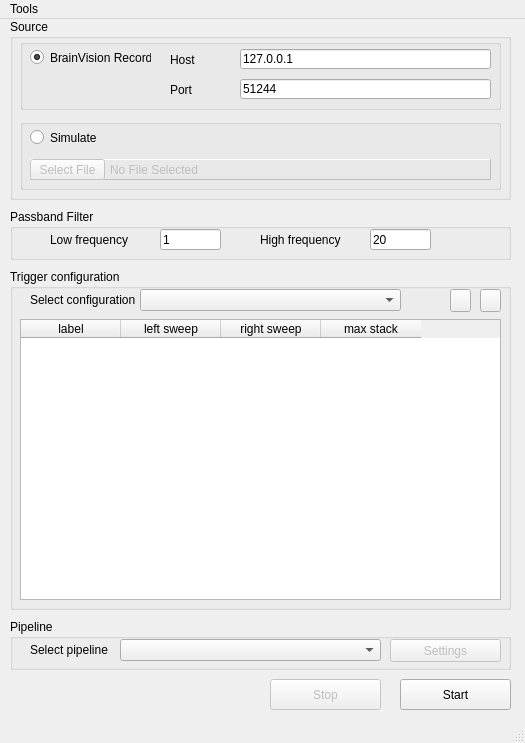
Above: pybart/ui_configpanel.ui from felixcapuano/pybart before the change. Below: the same form after it.
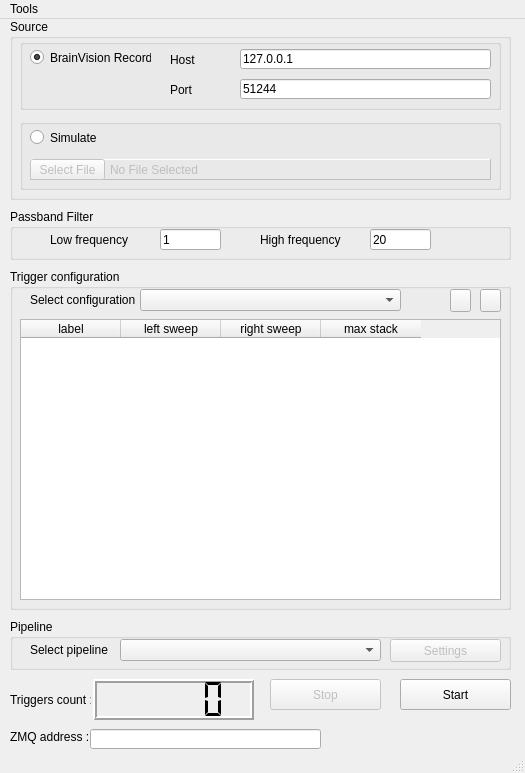
That is the form after the change. Icons and pictures are not drawn.

Patch:
```diff
--- a/pybart/ui_configpanel.ui
+++ b/pybart/ui_configpanel.ui
@@ -10,7 +10,7 @@
     <x>0</x>
     <y>0</y>
     <width>525</width>
-    <height>743</height>
+    <height>773</height>
    </rect>
   </property>
   <property name="minimumSize">
@@ -467,6 +467,73 @@
      </property>
     </widget>
    </widget>
+   <widget class="QLCDNumber" name="lcd_triggers_count">
+    <property name="geometry">
+     <rect>
+      <x>93</x>
+      <y>660</y>
+      <width>161</width>
+      <height>41</height>
+     </rect>
+    </property>
+    <property name="frameShape">
+     <enum>QFrame::Box</enum>
+    </property>
+    <property name="lineWidth">
+     <number>2</number>
+    </property>
+    <property name="midLineWidth">
+     <number>0</number>
+    </property>
+    <property name="segmentStyle">
+     <enum>QLCDNumber::Flat</enum>
+    </property>
+   </widget>
+   <widget class="QLabel" name="label_3">
+    <property name="geometry">
+     <rect>
+      <x>10</x>
+      <y>671</y>
+      <width>81</width>
+      <height>20</height>
+     </rect>
+    </property>
+    <property name="text">
+     <string>Triggers count :</string>
+    </property>
+    <property name="textFormat">
+     <enum>Qt::AutoText</enum>
+    </property>
+   </widget>
+   <widget class="QLabel" name="label_4">
+    <property name="geometry">
+     <rect>
+      <x>10</x>
+      <y>710</y>
+      <width>81</width>
+      <height>16</height>
+     </rect>
+    </property>
+    <property name="text">
+     <string>ZMQ address :</string>
+    </property>
+   </widget>
+   <widget class="QLineEdit" name="line_zmq_address">
+    <property name="enabled">
+     <bool>true</bool>
+    </property>
+    <property name="geometry">
+     <rect>
+      <x>90</x>
+      <y>710</y>
+      <width>231</width>
+      <height>20</height>
+     </rect>
+    </property>
+    <property name="readOnly">
+     <bool>true</bool>
+    </property>
+   </widget>
   </widget>
   <widget class="QMenuBar" name="menubar">
    <property name="geometry">
```
